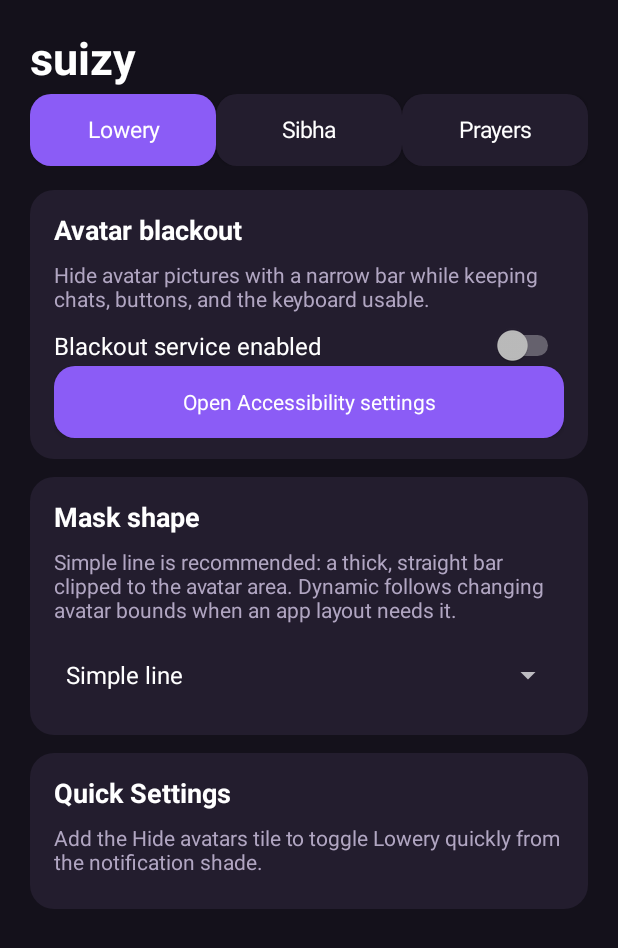
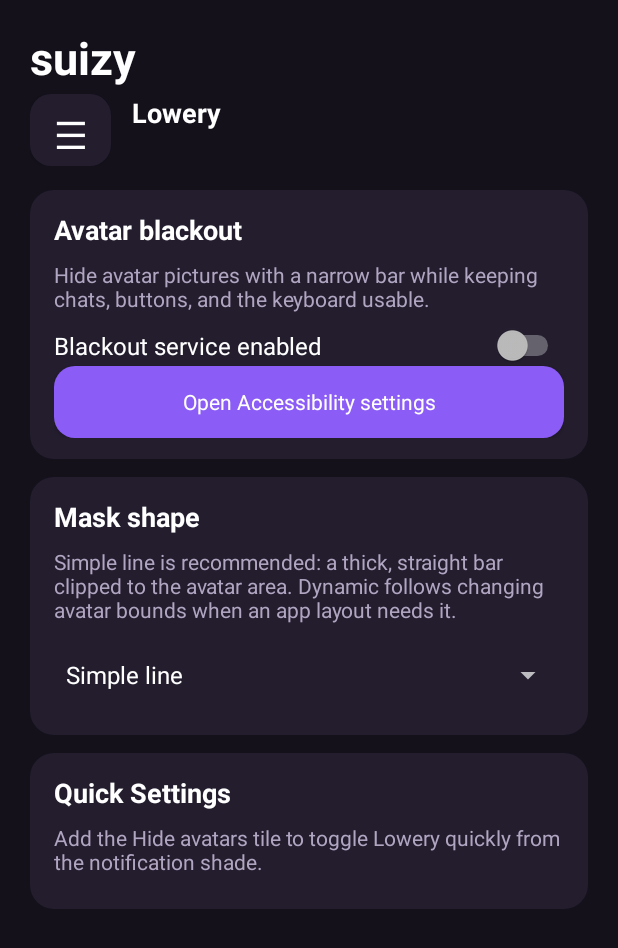
Before and after one commit to Impairon/eyzy, an Android app: the screen it shows after launch (MainActivity), on a phone screen of 412 x 824 dp. Shown: the top 948 px of the screen. Run offline under Robolectric (Android 15) with nearby library versions, the phone set to English and light mode, and no system bars.

Commit message:
Add side navigation and shared settings
Replace tabs with a three-line menu, enlarge the Sibha count control, add configurable count beeps, and support 12 or 24 hour prayer times.

Co-authored-by: Copilot <223556219+Copilot@users.noreply.github.com>

```diff
--- a/app/src/main/java/com/abo/avatarblackout/MainActivity.kt
+++ b/app/src/main/java/com/abo/avatarblackout/MainActivity.kt
@@ -10,7 +10,12 @@ import android.graphics.drawable.GradientDrawable
 import android.location.Location
 import android.location.LocationListener
 import android.location.LocationManager
+import android.media.AudioManager
+import android.media.ToneGenerator
 import android.os.Bundle
+import android.os.VibrationEffect
+import android.os.Vibrator
+import android.os.Build
 import android.os.Handler
 import android.os.Looper
 import android.provider.Settings
@@ -34,6 +39,8 @@ class MainActivity : Activity() {
     private val panel = Color.rgb(35, 29, 46)
     private val secondary = Color.rgb(177, 166, 194)
     private lateinit var content: LinearLayout
+    private lateinit var menu: LinearLayout
+    private lateinit var pageTitle: TextView
     private val prayerLabels = linkedMapOf(
         "Fajr" to "Fajr",
         "Sunrise" to "Sunrise",
@@ -64,17 +71,38 @@ class MainActivity : Activity() {
             setPadding(pad, dp(18), pad, dp(4))
         }
         shell.addView(title)
-        val tabs = LinearLayout(this).apply {
-            orientation = LinearLayout.HORIZONTAL
+        val header = LinearLayout(this).apply {
+            gravity = Gravity.CENTER_VERTICAL
             setPadding(pad, 0, pad, dp(8))
         }
-        val lowery = tabButton("Lowery")
-        val sibha = tabButton("Sibha")
-        val prayers = tabButton("Prayers")
-        tabs.addView(lowery, LinearLayout.LayoutParams(0, dp(48), 1f))
-        tabs.addView(sibha, LinearLayout.LayoutParams(0, dp(48), 1f))
-        tabs.addView(prayers, LinearLayout.LayoutParams(0, dp(48), 1f))
-        shell.addView(tabs)
+        val menuButton = Button(this).apply {
+            text = "☰"
+            textSize = 25f
+            setTextColor(Color.WHITE)
+            background = rounded(panel, 14)
+            setOnClickListener { menu.visibility = if (menu.visibility == View.VISIBLE) View.GONE else View.VISIBLE }
+        }
+        header.addView(menuButton, LinearLayout.LayoutParams(dp(54), dp(48)))
+        pageTitle = TextView(this).apply {
+            text = "Lowery"
+            textSize = 18f
+            typeface = Typeface.DEFAULT_BOLD
+            setTextColor(Color.WHITE)
+            setPadding(dp(14), 0, 0, 0)
+        }
+        header.addView(pageTitle, LinearLayout.LayoutParams(0, dp(48), 1f))
+        shell.addView(header)
+        menu = LinearLayout(this).apply {
+            orientation = LinearLayout.VERTICAL
+            setPadding(pad, 0, pad, dp(8))
+            background = rounded(panel, 16)
+            visibility = View.GONE
+        }
+        shell.addView(menu)
+        addMenuItem("Lowery") { showLowery(); menu.visibility = View.GONE }
+        addMenuItem("Sibha") { showSibha(); menu.visibility = View.GONE }
+        addMenuItem("Prayers") { showPrayers(); menu.visibility = View.GONE }
+        addMenuItem("Settings") { showSettings(); menu.visibility = View.GONE }
         val scroll = ScrollView(this).apply {
             isFillViewport = true
         }
@@ -85,14 +113,11 @@ class MainActivity : Activity() {
         scroll.addView(content)
         shell.addView(scroll, LinearLayout.LayoutParams(-1, 0, 1f))
         setContentView(shell)
-        lowery.setOnClickListener { selectTab(lowery, sibha, prayers); showLowery() }
-        sibha.setOnClickListener { selectTab(sibha, lowery, prayers); showSibha() }
-        prayers.setOnClickListener { selectTab(prayers, lowery, sibha); showPrayers() }
-        selectTab(lowery, sibha, prayers)
         showLowery()
     }
 
     private fun showLowery() {
+        pageTitle.text = "Lowery"
         content.removeAllViews()
         content.addView(card("Avatar blackout") {
             addText(it, "Hide avatar pictures with a narrow bar while keeping chats, buttons, and the keyboard usable.")
@@ -137,6 +162,7 @@ class MainActivity : Activity() {
     }
 
     private fun showSibha() {
+        pageTitle.text = "Sibha"
         content.removeAllViews()
         val wood = Color.rgb(82, 52, 35)
         val card = LinearLayout(this).apply {
@@ -161,12 +187,15 @@ class MainActivity : Activity() {
         fun update() { count.text = Prefs.sibhaCount(this).toString() }
         update()
         val bead = Button(this).apply {
-            text = "Count"
-            textSize = 18f
+            text = "Tap to count"
+            textSize = 24f
+            minHeight = dp(180)
             setTextColor(Color.WHITE)
-            background = rounded(purple, 14)
+            background = rounded(purple, 28)
             setOnClickListener {
-                Prefs.setSibhaCount(this@MainActivity, Prefs.sibhaCount(this@MainActivity) + 1)
+                val next = Prefs.sibhaCount(this@MainActivity) + 1
+                Prefs.setSibhaCount(this@MainActivity, next)
+                peepIfNeeded(next)
                 update()
             }
         }
@@ -174,12 +203,57 @@ class MainActivity : Activity() {
         reset.setOnClickListener { Prefs.setSibhaCount(this, 0); update() }
         card.addView(label)
         card.addView(count)
-        card.addView(bead, LinearLayout.LayoutParams(-1, dp(56)))
-        card.addView(reset)
+        card.addView(bead, LinearLayout.LayoutParams(-1, dp(180)))
         content.addView(card)
+        content.addView(Space(this), LinearLayout.LayoutParams(1, dp(18)))
+        content.addView(reset, LinearLayout.LayoutParams(-1, dp(52)))
+    }
+
+    private fun showSettings() {
+        pageTitle.text = "Settings"
+        content.removeAllViews()
+        content.addView(card("Settings") {
+            addText(it, "Control shared behavior for Lowery, Sibha, and Prayers.")
+            val format = Switch(this).apply {
+                text = "Use 24-hour prayer times"
+                textSize = 16f
+                setTextColor(Color.WHITE)
+                isChecked = Prefs.prayer24Hour(this@MainActivity)
+                setOnCheckedChangeListener { _, checked ->
+                    Prefs.setPrayer24Hour(this@MainActivity, checked)
+                }
+            }
+            it.addView(format)
+            val peep = EditText(this).apply {
+                hint = "Peep every N counts (0 disables)"
+                setText(Prefs.sibhaPeepEvery(this@MainActivity).takeIf { it > 0 }?.toString() ?: "")
+                inputType = android.text.InputType.TYPE_CLASS_NUMBER
+                setTextColor(Color.WHITE)
+                setHintTextColor(secondary)
+            }
+            it.addView(peep)
+            val save = actionButton("Save Sibha reminder")
+            save.setOnClickListener {
+                Prefs.setSibhaPeepEvery(this@MainActivity, peep.text.toString().toIntOrNull() ?: 0)
+                Toast.makeText(this, "Sibha reminder saved", Toast.LENGTH_SHORT).show()
+            }
+            it.addView(save)
+        })
+    }
+
+    private fun peepIfNeeded(count: Int) {
+        val every = Prefs.sibhaPeepEvery(this)
+        if (every <= 0 || count % every != 0) return
+        val tone = ToneGenerator(AudioManager.STREAM_NOTIFICATION, 80)
+        tone.startTone(ToneGenerator.TONE_PROP_BEEP, 100)
+        Handler(Looper.getMainLooper()).postDelayed({ tone.release() }, 150)
+        val vibrator = getSystemService(VIBRATOR_SERVICE) as Vibrator
+        if (Build.VERSION.SDK_INT >= 26) vibrator.vibrate(VibrationEffect.createOneShot(45, VibrationEffect.DEFAULT_AMPLITUDE))
+        else @Suppress("DEPRECATION") vibrator.vibrate(45)
     }
 
     private fun showPrayers() {
+        pageTitle.text = "Prayers"
         content.removeAllViews()
         val date = todayKey()
         val times = parsePrayerTimes(Prefs.prayerTimes(this))
@@ -363,7 +437,9 @@ class MainActivity : Activity() {
         return runCatching {
             val objectJson = JSONObject(json)
             prayerLabels.mapNotNull { (key, label) ->
-                objectJson.optString(key).takeIf { it.isNotBlank() }?.let { label to it.substringBefore(" ") }
+                objectJson.optString(key).takeIf { it.isNotBlank() }?.let {
+                    label to formatPrayerTime(it.substringBefore(" "))
+                }
             }.toMap()
         }.getOrDefault(emptyMap())
     }
@@ -371,6 +447,15 @@ class MainActivity : Activity() {
     private fun encode(value: Double) = URLEncoder.encode(value.toString(), "UTF-8")
     private fun todayKey() = SimpleDateFormat("yyyy-MM-dd", Locale.US).format(Date())
     private fun displayDate() = SimpleDateFormat("EEEE, d MMMM yyyy", Locale.getDefault()).format(Date())
+
+    private fun formatPrayerTime(value: String): String {
+        if (Prefs.prayer24Hour(this)) return value
+        return runCatching {
+            val input = SimpleDateFormat("HH:mm", Locale.US)
+            val output = SimpleDateFormat("h:mm a", Locale.getDefault())
+            output.format(input.parse(value)!!)
+        }.getOrDefault(value)
+    }
 
     override fun onRequestPermissionsResult(requestCode: Int, permissions: Array<out String>, results: IntArray) {
         super.onRequestPermissionsResult(requestCode, permissions, results)
@@ -414,18 +499,17 @@ class MainActivity : Activity() {
         background = rounded(purple, 14)
     }
 
-    private fun tabButton(text: String) = Button(this).apply {
-        this.text = text
-        textSize = 15f
-        minHeight = dp(48)
-        setTextColor(Color.WHITE)
-        isAllCaps = false
-        background = rounded(panel, 14)
-    }
-
-    private fun selectTab(selected: Button, vararg other: Button) {
-        selected.background = rounded(purple, 14)
-        other.forEach { it.background = rounded(panel, 14) }
+    private fun addMenuItem(text: String, action: () -> Unit) {
+        menu.addView(Button(this).apply {
+            this.text = text
+            textSize = 16f
+            minHeight = dp(48)
+            setTextColor(Color.WHITE)
+            isAllCaps = false
+            gravity = Gravity.START or Gravity.CENTER_VERTICAL
+            background = rounded(panel, 12)
+            setOnClickListener { action() }
+        }, LinearLayout.LayoutParams(-1, dp(48)))
     }
 
     private fun dp(value: Int) = (value * resources.displayMetrics.density).toInt()
```
Also changed, not shown: app/src/main/java/com/abo/avatarblackout/Prefs.kt (+16 -0 lines).
